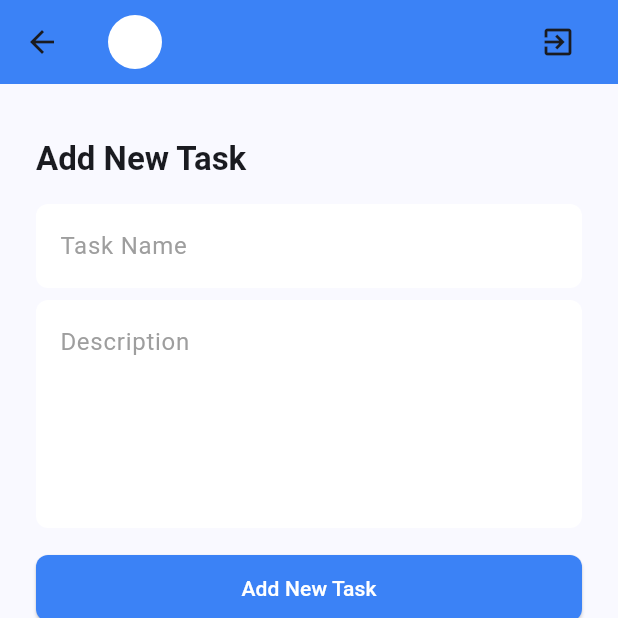
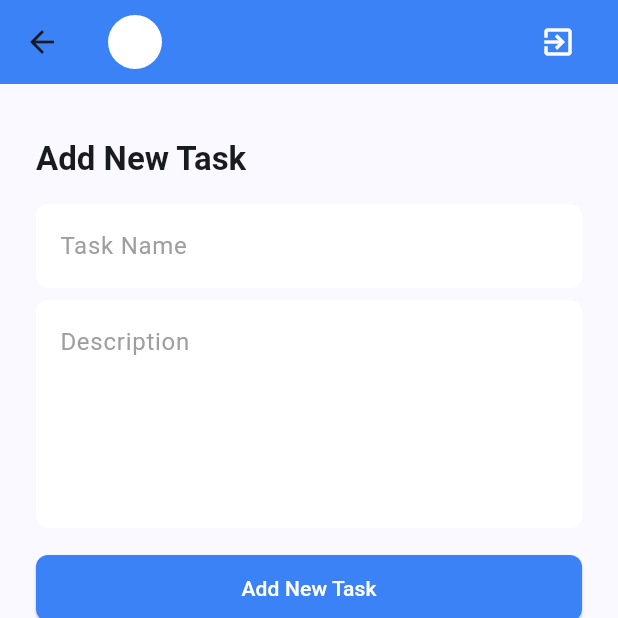
Before and after one commit to thyrizwan/Task-Manager-in-Flutter, a Flutter app: the AddNewTaskScreen screen opened directly, on a phone screen of 412 x 824 dp, the top half of it. Run offline on Flutter 3.47's test engine with Material 3 defaults, Android fonts, the phone set to English and light mode, and no system bars; our stand-ins replace flutter_svg, image_picker, pin_code_fields, shared_preferences; accounts and stored records are empty.

Commit message:
v 1.0.12

```diff
--- a/lib/ui/widgets/task_manager_app_bar.dart
+++ b/lib/ui/widgets/task_manager_app_bar.dart
@@ -61,7 +61,7 @@ class TaskManagerAppBar extends StatelessWidget implements PreferredSizeWidget {
                     ),
                     (predicate) => false);
               },
-              icon: const Icon(Icons.exit_to_app),
+              icon: const Icon(Icons.exit_to_app, color: Colors.white,),
             )
           ],
         ),
```
